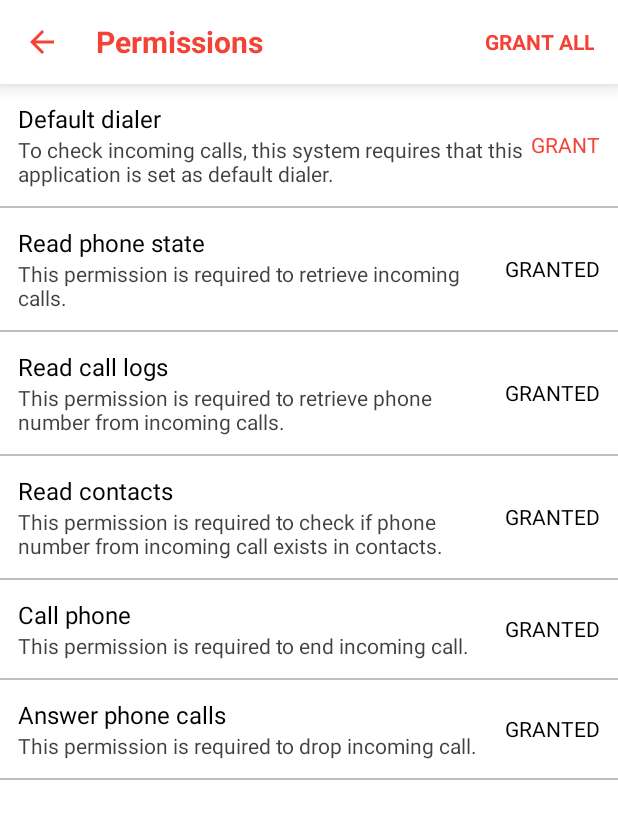
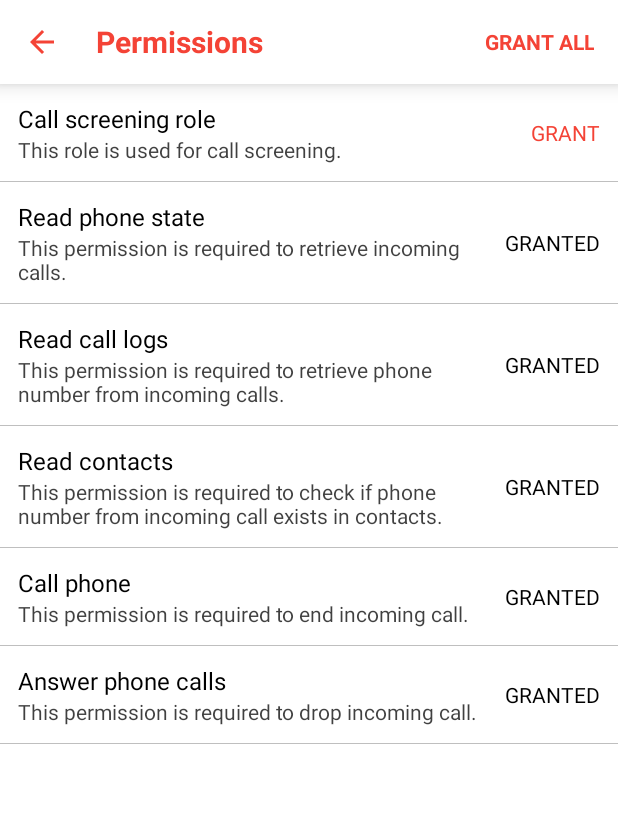
Before and after one commit to TomKTW/dev.kobalt.callblock.android, an Android app: the fragment PermissionFragment placed in its activity, on a phone screen of 412 x 824 dp. Shown: the top 819 px of the screen. Run offline under Robolectric (Android 15) with nearby library versions, the phone set to English and light mode, and no system bars; libraries missing offline, so code that uses them is left out: com.zhuinden.simplestack, com.zhuinden.simplestackextensions, io.michaelrocks.libphonenumber; 2 statements that could not run were skipped.

Commit message:
Add call screening role for Android Q+

```diff
--- a/app/src/main/java/dev/kobalt/callblock/call/CallBroadcastReceiver.kt
+++ b/app/src/main/java/dev/kobalt/callblock/call/CallBroadcastReceiver.kt
@@ -31,6 +31,8 @@ class CallBroadcastReceiver : BaseBroadcastReceiver() {
             "android.intent.action.PHONE_STATE" -> application.scope.launch(Dispatchers.IO) {
                 // Proceed only if application is not default dialer on Android N+ (call screening service will take over).
                 if (Build.VERSION.SDK_INT >= Build.VERSION_CODES.N && isDefaultDialer()) return@launch
+                // Proceed only if application doesn't have call screening role on Android Q+ (call screening service will take over).
+                if (Build.VERSION.SDK_INT >= Build.VERSION_CODES.Q && hasCallScreeningRole()) return@launch
                 // Proceed only incoming call is ringing.
                 if (intent.isIncomingCallRinging) {
                     // Normalize phone number value.
--- a/app/src/main/java/dev/kobalt/callblock/extension/Context.kt
+++ b/app/src/main/java/dev/kobalt/callblock/extension/Context.kt
@@ -4,6 +4,7 @@ package dev.kobalt.callblock.extension
 
 import android.Manifest
 import android.annotation.SuppressLint
+import android.app.role.RoleManager
 import android.content.Context
 import android.content.Intent
 import android.content.pm.PackageManager
@@ -34,6 +35,9 @@ val Context.telecomManager get() = getSystemService<TelecomManager>()!!
 
 /** Instance of telephony manager. */
 val Context.telephonyManager get() = getSystemService<TelephonyManager>()!!
+
+/** Instance of role manager. */
+val Context.roleManager get() = getSystemService<RoleManager>()!!
 
 /** Instance of input method manager. */
 val Context.inputMethodManager get() = getSystemService<InputMethodManager>()!!
@@ -133,8 +137,24 @@ fun Context.isDefaultDialer() = when {
     }
 }
 
+fun Context.hasCallScreeningRole() = when {
+    Build.VERSION.SDK_INT >= Build.VERSION_CODES.Q -> {
+        roleManager.isRoleHeld(RoleManager.ROLE_CALL_SCREENING)
+    }
+    else -> {
+        false
+    }
+}
+
 /** Returns true if it meets all conditions to screen calls. */
 fun Context.isGrantedForCallScreening() = when {
+    // Android Q+ Requires call screening role.
+    Build.VERSION.SDK_INT >= Build.VERSION_CODES.O -> areAllPermissionsGranted(
+        Manifest.permission.READ_PHONE_STATE,
+        Manifest.permission.READ_CALL_LOG,
+        Manifest.permission.CALL_PHONE,
+        Manifest.permission.ANSWER_PHONE_CALLS
+    ) && hasCallScreeningRole()
     // Android O+ Requires answering phone calls permission.
     Build.VERSION.SDK_INT >= Build.VERSION_CODES.O -> areAllPermissionsGranted(
         Manifest.permission.READ_PHONE_STATE,
--- a/app/src/main/java/dev/kobalt/callblock/main/MainApplication.kt
+++ b/app/src/main/java/dev/kobalt/callblock/main/MainApplication.kt
@@ -41,6 +41,7 @@ class MainApplication : BaseApplication() {
         contactRepository = ContactRepository().also { it.context = this }
         preferencesRepository = PreferencesRepository().also { it.context = this }
         ruleRepository = RuleRepository().also {
+            it.context = this
             it.contactRepository = contactRepository
             it.preferencesRepository = preferencesRepository
             it.dao = databaseManager.database.ruleDao()
--- a/app/src/main/java/dev/kobalt/callblock/permission/PermissionFragment.kt
+++ b/app/src/main/java/dev/kobalt/callblock/permission/PermissionFragment.kt
@@ -1,6 +1,7 @@
 package dev.kobalt.callblock.permission
 
 import android.Manifest
+import android.app.role.RoleManager
 import android.content.Intent
 import android.os.Build
 import android.os.Bundle
@@ -32,6 +33,10 @@ class PermissionFragment : BaseFragment<PermissionBinding>() {
         ActivityResultContracts.RequestMultiplePermissions()
     ) { showPermissionDialogIfDenied(it) }
 
+    private val roleCallScreeningRequest = registerForActivityResult(
+        ActivityResultContracts.StartActivityForResult()
+    ) { }
+
     private fun showPermissionDialogIfDenied(permissions: Map<String, Boolean>) {
         if (permissions.any { !it.value && !shouldShowRequestPermissionRationale(it.key) }) {
             AlertDialog.Builder(requireContext()).apply {
@@ -49,8 +54,8 @@ class PermissionFragment : BaseFragment<PermissionBinding>() {
     }
 
     private fun showDefaultDialerDialog() {
-        // Ask for default dialer only on Android N+ to use call screening features for it.
-        if (Build.VERSION.SDK_INT >= Build.VERSION_CODES.N) {
+        // Ask for default dialer only on Android N-P to use call screening features for it.
+        if (Build.VERSION.SDK_INT >= Build.VERSION_CODES.N && Build.VERSION.SDK_INT < Build.VERSION_CODES.Q) {
             startActivity(Intent(TelecomManager.ACTION_CHANGE_DEFAULT_DIALER).apply {
                 putExtra(
                     TelecomManager.EXTRA_CHANGE_DEFAULT_DIALER_PACKAGE_NAME,
@@ -59,6 +64,18 @@ class PermissionFragment : BaseFragment<PermissionBinding>() {
             })
         }
     }
+
+    private fun showRoleCallScreeningRequestDialog() {
+        // Ask for call screening role only on Android Q+ to use call screening features for it.
+        if (Build.VERSION.SDK_INT >= Build.VERSION_CODES.Q) {
+            roleCallScreeningRequest.launch(
+                requireContext().roleManager.createRequestRoleIntent(
+                    RoleManager.ROLE_CALL_SCREENING
+                )
+            )
+        }
+    }
+
 
     override fun onViewCreated(view: View, savedInstanceState: Bundle?) {
         super.onViewCreated(view, savedInstanceState)
@@ -85,9 +102,17 @@ class PermissionFragment : BaseFragment<PermissionBinding>() {
                         })
                 }
             }
+            roleCallScreeningOption.apply {
+                // Show role call screening option only on Android Q+ to use call screening features for it.
+                isVisible = Build.VERSION.SDK_INT >= Build.VERSION_CODES.Q
+                setOnClickListener {
+                    showRoleCallScreeningRequestDialog()
+                }
+            }
             defaultDialerOption.apply {
                 // Show default dialer option only on Android N+ to use call screening features for it.
-                isVisible = Build.VERSION.SDK_INT >= Build.VERSION_CODES.N
+                isVisible =
+                    Build.VERSION.SDK_INT >= Build.VERSION_CODES.N && Build.VERSION.SDK_INT < Build.VERSION_CODES.Q
                 setOnClickListener {
                     showDefaultDialerDialog()
                 }
@@ -119,6 +144,7 @@ class PermissionFragment : BaseFragment<PermissionBinding>() {
         super.onResume()
         viewBinding?.apply {
             listOf(
+                roleCallScreeningOption to requireContext().hasCallScreeningRole(),
                 defaultDialerOption to requireContext().isDefaultDialer(),
                 readPhoneStateOption to requireContext().isPermissionGranted(Manifest.permission.READ_PHONE_STATE),
                 readCallLogsOption to requireContext().isPermissionGranted(Manifest.permission.READ_CALL_LOG),
--- a/app/src/main/java/dev/kobalt/callblock/view/OptionView.kt
+++ b/app/src/main/java/dev/kobalt/callblock/view/OptionView.kt
@@ -8,7 +8,10 @@ import android.graphics.drawable.shapes.RectShape
 import android.util.AttributeSet
 import android.util.TypedValue
 import android.view.Gravity
+import androidx.appcompat.widget.LinearLayoutCompat
+import androidx.core.graphics.drawable.toDrawable
 import androidx.core.view.isVisible
+import androidx.core.view.setPadding
 import dev.kobalt.callblock.R
 import dev.kobalt.callblock.extension.dp
 import dev.kobalt.callblock.extension.getResourceColor
@@ -19,7 +22,7 @@ open class OptionView @JvmOverloads constructor(
     context: Context,
     attrs: AttributeSet? = null,
     defStyleAttr: Int = 0
-) : HorizontalStackView(context, attrs, defStyleAttr) {
+) : FrameView(context, attrs, defStyleAttr) {
 
     val titleLabel = LabelView(context).apply {
         setTextColor(context.getResourceColor(R.color.black))
@@ -58,8 +61,6 @@ open class OptionView @JvmOverloads constructor(
     }
 
     private fun onInit(context: Context, attrs: AttributeSet?, defStyleAttr: Int) {
-        // Position all views to be centered.
-        gravity = Gravity.CENTER
         // Apply values from XML layouts.
         context.theme.obtainStyledAttributes(
             attrs,
@@ -83,11 +84,23 @@ open class OptionView @JvmOverloads constructor(
             addView(subtitleLabel)
             gravity = Gravity.CENTER
         }
-        // Add all views.
-        addView(labelStack, LayoutParams(0, LayoutParams.WRAP_CONTENT, 1.0f))
-        addView(SpaceView(context), LayoutParams(context.dp(4), LayoutParams.MATCH_PARENT))
-        addView(optionSwitch)
-        addView(optionButton)
+        // Add all views to stack.
+        val horizontalStack = HorizontalStackView(context).apply {
+            // Position all views to be centered.
+            gravity = Gravity.CENTER
+            setPadding(context.dp(12))
+            addView(labelStack, LinearLayoutCompat.LayoutParams(0, LayoutParams.WRAP_CONTENT, 1.0f))
+            addView(SpaceView(context), LayoutParams(context.dp(4), LayoutParams.MATCH_PARENT))
+            addView(optionSwitch)
+            addView(optionButton)
+        }
+        addView(horizontalStack)
+        addView(FrameView(context).apply {
+            background = context.getResourceColor(R.color.black).toDrawable()
+            alpha = 0.25f
+        }, LayoutParams(LayoutParams.MATCH_PARENT, context.dp(1)).apply {
+            gravity = Gravity.BOTTOM
+        })
         // Apply ripple to background.
         background = RippleDrawable(
             ColorStateList.valueOf(context.getResourceColor(R.color.primary_normal)),
--- a/app/src/main/res/layout/permission.xml
+++ b/app/src/main/res/layout/permission.xml
@@ -47,7 +47,6 @@
     </dev.kobalt.callblock.view.HorizontalStackView>
 
     <dev.kobalt.callblock.view.VerticalScrollView
-
         android:layout_width="match_parent"
         android:layout_height="match_parent">
 
@@ -56,94 +55,60 @@
             android:layout_height="wrap_content">
 
             <dev.kobalt.callblock.view.OptionView
+                android:id="@+id/roleCallScreeningOption"
+                android:layout_width="match_parent"
+                android:layout_height="wrap_content"
+                app:subtitleLabel="@string/permissions_role_call_screening_subtitle"
+                app:titleLabel="@string/permissions_role_call_screening_title"
+                app:visibleButton="true" />
+
+            <dev.kobalt.callblock.view.OptionView
                 android:id="@+id/defaultDialerOption"
                 android:layout_width="match_parent"
                 android:layout_height="wrap_content"
-                android:padding="12dp"
                 app:subtitleLabel="@string/permissions_default_dialer_subtitle"
                 app:titleLabel="@string/permissions_default_dialer_title"
                 app:visibleButton="true" />
-
-            <dev.kobalt.callblock.view.FrameView
-                android:layout_width="match_parent"
-                android:layout_height="1dp"
-                android:alpha="0.25"
-                android:background="@color/black" />
 
             <dev.kobalt.callblock.view.OptionView
                 android:id="@+id/readPhoneStateOption"
                 android:layout_width="match_parent"
                 android:layout_height="wrap_content"
-                android:padding="12dp"
                 app:subtitleLabel="@string/permissions_read_phone_state_subtitle"
                 app:titleLabel="@string/permissions_read_phone_state_title"
                 app:visibleButton="true" />
-
-            <dev.kobalt.callblock.view.FrameView
-                android:layout_width="match_parent"
-                android:layout_height="1dp"
-                android:alpha="0.25"
-                android:background="@color/black" />
 
             <dev.kobalt.callblock.view.OptionView
                 android:id="@+id/readCallLogsOption"
                 android:layout_width="match_parent"
                 android:layout_height="wrap_content"
-                android:padding="12dp"
                 app:subtitleLabel="@string/permissions_read_call_logs_subtitle"
                 app:titleLabel="@string/permissions_read_call_logs_title"
                 app:visibleButton="true" />
-
-            <dev.kobalt.callblock.view.FrameView
-                android:layout_width="match_parent"
-                android:layout_height="1dp"
-                android:alpha="0.25"
-                android:background="@color/black" />
 
             <dev.kobalt.callblock.view.OptionView
                 android:id="@+id/readContactsOption"
                 android:layout_width="match_parent"
                 android:layout_height="wrap_content"
-                android:padding="12dp"
                 app:subtitleLabel="@string/permissions_read_contacts_subtitle"
                 app:titleLabel="@string/permissions_read_contacts_title"
                 app:visibleButton="true" />
-
-            <dev.kobalt.callblock.view.FrameView
-                android:layout_width="match_parent"
-                android:layout_height="1dp"
-                android:alpha="0.25"
-                android:background="@color/black" />
 
             <dev.kobalt.callblock.view.OptionView
                 android:id="@+id/callPhoneOption"
                 android:layout_width="match_parent"
                 android:layout_height="wrap_content"
-                android:padding="12dp"
                 app:subtitleLabel="@string/permissions_call_phone_subtitle"
                 app:titleLabel="@string/permissions_call_phone_title"
                 app:visibleButton="true" />
-
-            <dev.kobalt.callblock.view.FrameView
-                android:layout_width="match_parent"
-                android:layout_height="1dp"
-                android:alpha="0.25"
-                android:background="@color/black" />
 
             <dev.kobalt.callblock.view.OptionView
                 android:id="@+id/answerPhoneCallsOption"
                 android:layout_width="match_parent"
                 android:layout_height="wrap_content"
-                android:padding="12dp"
                 app:subtitleLabel="@string/permissions_answer_phone_calls_subtitle"
                 app:titleLabel="@string/permissions_answer_phone_calls_title"
                 app:visibleButton="true" />
-
-            <dev.kobalt.callblock.view.FrameView
-                android:layout_width="match_parent"
-                android:layout_height="1dp"
-                android:alpha="0.25"
-                android:background="@color/black" />
 
         </dev.kobalt.callblock.view.VerticalStackView>
 
--- a/app/src/main/res/values/strings.xml
+++ b/app/src/main/res/values/strings.xml
@@ -79,5 +79,7 @@
     <string name="permissions_denied_dialog_multiple_message">Not all requested permissions were granted. To grant these permissions, you may have to open application info where you can grant it. Would you like to open it now?</string>
     <string name="permissions_denied_dialog_confirm_action">Yes</string>
     <string name="permissions_denied_dialog_cancel_action">No</string>
+    <string name="permissions_role_call_screening_title">Call screening role</string>
+    <string name="permissions_role_call_screening_subtitle">This role is used for call screening.</string>
 
 </resources>
```
Also changed, not shown: app/src/main/java/dev/kobalt/callblock/rule/RuleRepository.kt (+17 -7 lines), app/src/main/res/layout/options.xml (+0 -34 lines).
